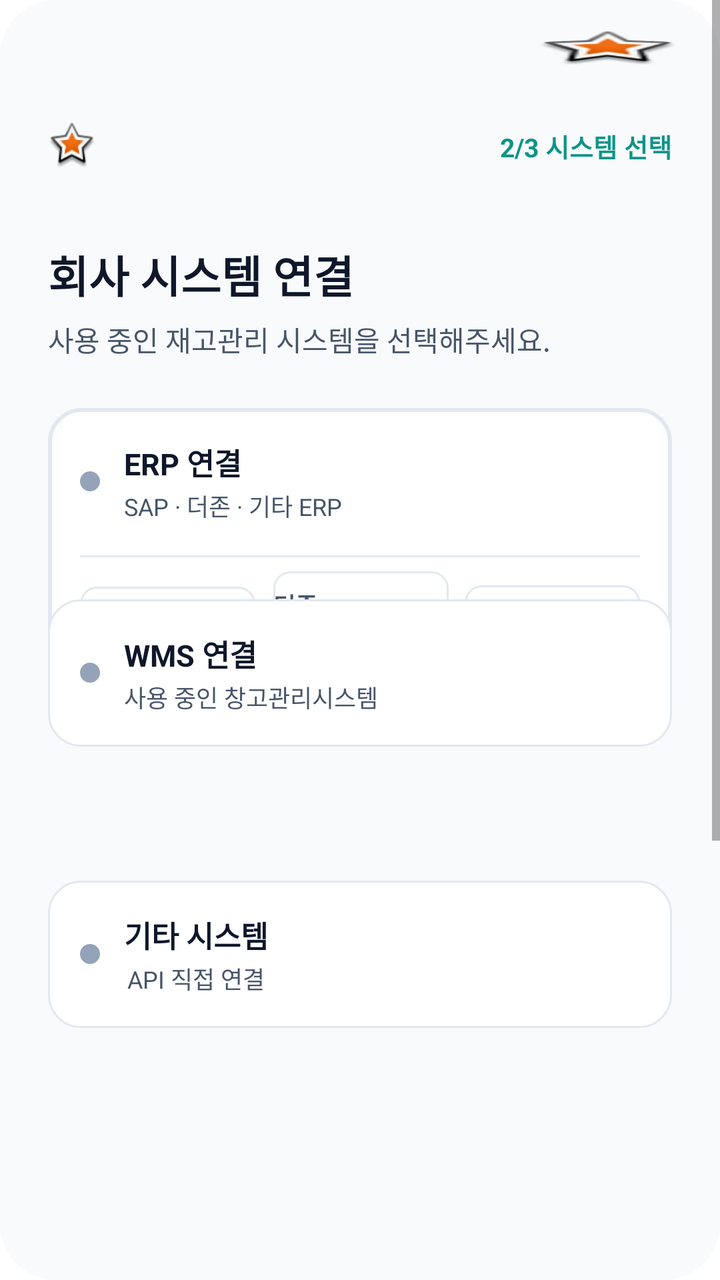
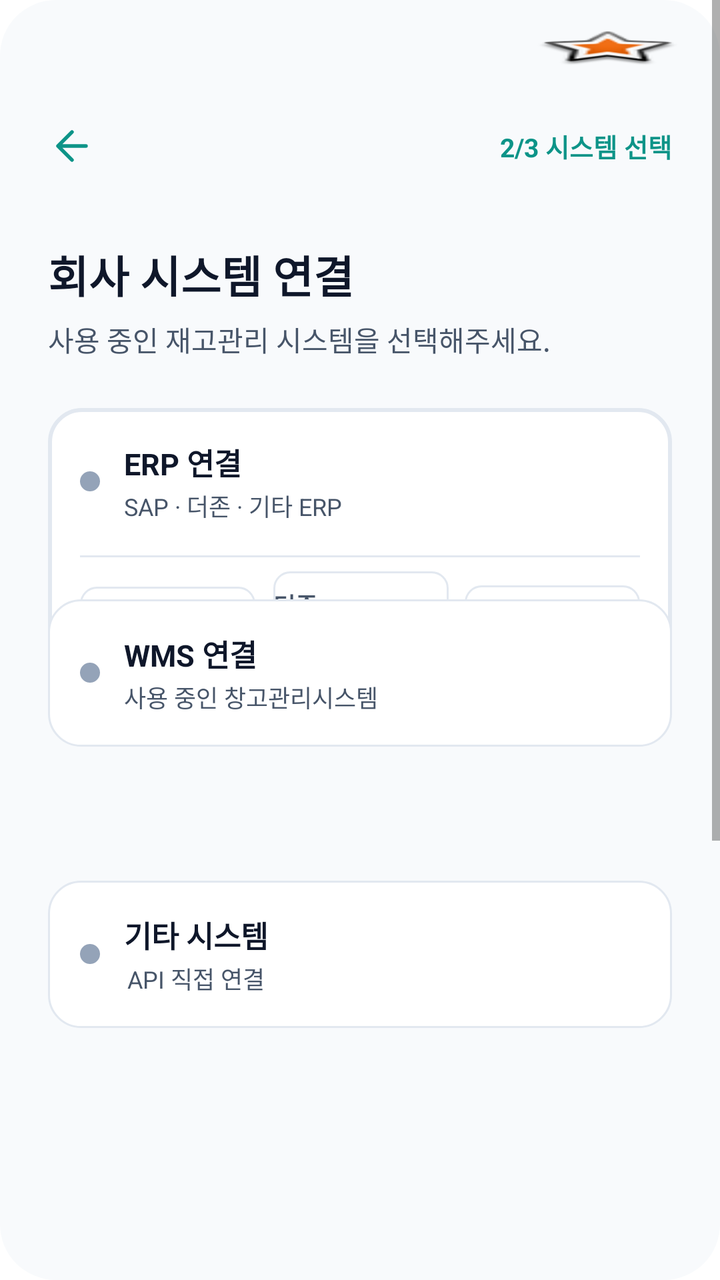

Before-and-after screenshots of an Android layout around one commit, followed by the original layout XML and the change that was made.
<!-- AndroidManifest.xml: application theme Theme.MaterialComponents.DayNight.NoActionBar -->
<!-- res/layout/activity_erp_wms_connection.xml -->
<LinearLayout 
	xmlns:android="http://schemas.android.com/apk/res/android"
	xmlns:tools="http://schemas.android.com/tools"
	xmlns:app="http://schemas.android.com/apk/res-auto"
	android:background="#FFFFFF"
	android:clipChildren="false"
	android:clipToPadding="false"
	android:orientation="vertical"
	android:layout_width="match_parent"
	android:layout_height="match_parent">
	<ScrollView 
		android:clipChildren="false"
		android:clipToPadding="false"
		android:id="@+id/rksduyt7mirj"
		android:layout_width="match_parent"
		android:layout_height="wrap_content"
		android:layout_weight="1"
		android:background="@drawable/cr28bf8fafc">
		<LinearLayout
			android:layout_width="match_parent"
			android:layout_height="match_parent"
			android:clipChildren="false"
			android:clipToPadding="false"
			android:orientation="vertical">
			<RelativeLayout
				android:id="@+id/rhbfp3yej1gj"
				android:layout_width="match_parent"
				android:layout_height="wrap_content"
				android:layout_marginBottom="67dp"
				android:clipChildren="false"
				android:clipToPadding="false"
				>
				<LinearLayout
					android:layout_width="match_parent"
					android:layout_height="wrap_content"
					android:clipChildren="false"
					android:clipToPadding="false"
					android:orientation="vertical">
					<LinearLayout
						android:id="@+id/rsy6yqknchj"
						android:layout_width="match_parent"
						android:layout_height="wrap_content"
						android:orientation="vertical">
						<LinearLayout
							android:id="@+id/rkconcichh6"
							android:layout_width="match_parent"
							android:layout_height="wrap_content"
							android:gravity="center_vertical"
							android:paddingVertical="15dp"
							android:paddingHorizontal="20dp"
							android:orientation="horizontal">
							<TextView
								android:id="@+id/rl2s6hoc8vx"
								android:textColor="#0F172A"
								android:textSize="14sp"
								android:textStyle="bold"
								android:layout_height="wrap_content"
								android:layout_width="wrap_content"
								android:text=""
							/>
							<View
								android:layout_width="0dp"
								android:layout_height="0dp"
								android:layout_weight="1"
							 />
							<ImageView
								android:id="@+id/r19yzeoke5nu"
								android:layout_width="72dp"
								android:layout_height="18dp"
								android:src="@android:drawable/star_big_on"
								android:scaleType="fitXY"
							/>
						</LinearLayout>
						<LinearLayout
							android:id="@+id/ryw9meetek2l"
							android:layout_width="match_parent"
							android:layout_height="wrap_content"
							android:gravity="center_vertical"
							android:paddingVertical="12dp"
							android:paddingHorizontal="24dp"
							android:orientation="horizontal">
							<ImageView
								android:id="@+id/r2lp9y0mkyrk"
								android:layout_width="24dp"
								android:layout_height="24dp"
								android:src="@android:drawable/star_big_on"
								android:scaleType="fitXY"
							/>
							<View
								android:layout_width="0dp"
								android:layout_height="0dp"
								android:layout_weight="1"
							 />
							<TextView
								android:id="@+id/rm06tuxc7b1"
								android:textColor="#0D9488"
								android:textSize="13sp"
								android:textStyle="bold"
								android:layout_height="wrap_content"
								android:layout_width="wrap_content"
								android:text="2/3 시스템 선택"
							/>
						</LinearLayout>
						<LinearLayout
							android:id="@+id/rymu389l3c9j"
							android:layout_width="match_parent"
							android:layout_height="wrap_content"
							android:padding="24dp"
							android:orientation="vertical">
							<LinearLayout
								android:id="@+id/r05ydl6a35ayu"
								android:layout_width="match_parent"
								android:layout_height="wrap_content"
								android:layout_marginBottom="24dp"
								android:orientation="vertical">
								<TextView
									android:id="@+id/r6dahj5k297"
									android:textColor="#0F172A"
									android:textSize="22sp"
									android:textStyle="bold"
									android:layout_marginBottom="6dp"
									android:layout_height="wrap_content"
									android:layout_width="wrap_content"
									android:text="회사 시스템 연결"
								/>
								<TextView
									android:id="@+id/r9optt85uxwu"
									android:textColor="#475569"
									android:textSize="14sp"
									android:layout_height="wrap_content"
									android:layout_width="wrap_content"
									android:text="사용 중인 재고관리 시스템을 선택해주세요."
								/>
							</LinearLayout>
							<LinearLayout
								android:id="@+id/rv5m1msvn52"
								android:layout_width="match_parent"
								android:layout_height="wrap_content"
								android:background="@drawable/se2e8f0sw2cr16bffffff"
								android:padding="16dp"
								android:orientation="vertical">
								<LinearLayout
									android:id="@+id/ryjclq3y0eh"
									android:layout_width="match_parent"
									android:layout_height="wrap_content"
									android:gravity="center_vertical"
									android:layout_marginBottom="12dp"
									android:orientation="horizontal">
									<LinearLayout
										android:id="@+id/r5tqdxvndvz6"
										android:layout_width="10dp"
										android:layout_height="10dp"
										android:background="@drawable/cr5b94a3b8"
										android:layout_marginEnd="12dp"
										android:orientation="vertical">
									</LinearLayout>
									<LinearLayout
										android:id="@+id/ryl9y833yxb"
										android:layout_width="wrap_content"
										android:layout_height="wrap_content"
										android:orientation="vertical">
										<TextView
											android:id="@+id/rif5sfngm4ho"
											android:textColor="#0F172A"
											android:textSize="15sp"
											android:textStyle="bold"
											android:layout_marginBottom="2dp"
											android:layout_marginEnd="57dp"
											android:layout_height="wrap_content"
											android:layout_width="wrap_content"
											android:text="ERP 연결"
										/>
										<TextView
											android:id="@+id/roet5r2ye57"
											android:textColor="#475569"
											android:textSize="12sp"
											android:layout_height="wrap_content"
											android:layout_width="wrap_content"
											android:text="SAP · 더존 · 기타 ERP"
										/>
									</LinearLayout>
								</LinearLayout>
								<LinearLayout
									android:id="@+id/rgvo0ig5kmcs"
									android:layout_width="match_parent"
									android:layout_height="wrap_content"
									android:paddingTop="4dp"
									android:orientation="vertical">
									<LinearLayout
										android:id="@+id/rr0dzzgwmkt"
										android:layout_width="match_parent"
										android:layout_height="1dp"
										android:background="#E2E8F0"
										android:layout_marginBottom="7dp"
										android:orientation="vertical">
									</LinearLayout>
									<LinearLayout
										android:id="@+id/rnvqlbgjn02"
										android:layout_width="match_parent"
										android:layout_height="wrap_content"
										android:gravity="center_vertical"
										android:orientation="horizontal">
										<LinearLayout
											android:id="@+id/r0gl8xlzc7ajj"
											android:layout_width="0dp"
											android:layout_height="wrap_content"
											android:layout_weight="1"
											android:gravity="center_horizontal"
											android:background="@drawable/se2e8f0sw1cr8bffffff"
											android:paddingVertical="8dp"
											android:layout_marginEnd="9dp"
											android:clickable="true"
											android:focusable="true"
											android:orientation="vertical">
											<TextView
												android:id="@+id/rb5ba6v84o29"
												android:textColor="#475569"
												android:textSize="12sp"
												android:textStyle="bold"
												android:layout_height="wrap_content"
												android:layout_width="wrap_content"
												android:text="SAP ERP"
											/>
										</LinearLayout>
										<LinearLayout
											android:id="@+id/rd0uqcl7pnu9"
											android:layout_width="0dp"
											android:layout_height="wrap_content"
											android:layout_weight="1"
											android:gravity="center_horizontal"
											android:background="@drawable/se2e8f0sw1cr8bffffff"
											android:paddingVertical="8dp"
											android:layout_marginEnd="8dp"
											android:clickable="true"
											android:focusable="true"
											android:orientation="vertical">
											<TextView
												android:id="@+id/rpjkspaytxm"
												android:textColor="#475569"
												android:textSize="12sp"
												android:textStyle="bold"
												android:layout_height="wrap_content"
												android:layout_width="wrap_content"
												android:text="더존 (DOUZONE)"
											/>
										</LinearLayout>
										<LinearLayout
											android:id="@+id/rekrkz67ppw"
											android:layout_width="0dp"
											android:layout_height="wrap_content"
											android:layout_weight="1"
											android:gravity="center_horizontal"
											android:background="@drawable/se2e8f0sw1cr8bffffff"
											android:paddingVertical="8dp"
											android:clickable="true"
											android:focusable="true"
											android:orientation="vertical">
											<TextView
												android:id="@+id/rdao2e5hm1k8"
												android:textColor="#475569"
												android:textSize="12sp"
												android:textStyle="bold"
												android:layout_height="wrap_content"
												android:layout_width="wrap_content"
												android:text="기타 ERP"
											/>
										</LinearLayout>
									</LinearLayout>
								</LinearLayout>
							</LinearLayout>
						</LinearLayout>
					</LinearLayout>
				</LinearLayout>
				<LinearLayout
					android:id="@+id/rzhfziub5zjl"
					android:layout_marginBottom="-55dp"
					android:layout_marginEnd="24dp"
					android:layout_marginStart="24dp"
					android:layout_alignParentBottom="true"
					android:layout_width="match_parent"
					android:layout_height="wrap_content"
					android:background="@drawable/se2e8f0sw1cr16bffffff"
					android:paddingVertical="16dp"
					android:paddingLeft="16dp"
					android:clipChildren="false"
					android:clipToPadding="false"
					android:orientation="vertical">
					<LinearLayout
						android:id="@+id/r9l5drp1muyv"
						android:layout_width="wrap_content"
						android:layout_height="wrap_content"
						android:gravity="center_vertical"
						android:clipChildren="false"
						android:clipToPadding="false"
						android:orientation="horizontal">
						<LinearLayout
							android:id="@+id/rsogsvjjlusc"
							android:layout_width="10dp"
							android:layout_height="10dp"
							android:background="@drawable/cr5b94a3b8"
							android:layout_marginEnd="12dp"
							android:clipChildren="false"
							android:clipToPadding="false"
							android:orientation="vertical">
						</LinearLayout>
						<LinearLayout
							android:id="@+id/rkahq7f9t9og"
							android:layout_width="wrap_content"
							android:layout_height="wrap_content"
							android:clipChildren="false"
							android:clipToPadding="false"
							android:orientation="vertical">
							<TextView
								android:id="@+id/rq4b1ne40biq"
								android:textColor="#0F172A"
								android:textSize="15sp"
								android:textStyle="bold"
								android:layout_marginBottom="2dp"
								android:layout_marginEnd="61dp"
								android:layout_height="wrap_content"
								android:layout_width="wrap_content"
								android:text="WMS 연결"
							/>
							<TextView
								android:id="@+id/rqnczfv6w95e"
								android:textColor="#475569"
								android:textSize="12sp"
								android:layout_height="wrap_content"
								android:layout_width="wrap_content"
								android:text="사용 중인 창고관리시스템"
							/>
						</LinearLayout>
					</LinearLayout>
				</LinearLayout>
			</RelativeLayout>
			<LinearLayout
				android:id="@+id/r5004qjizn9m"
				android:layout_width="match_parent"
				android:layout_height="wrap_content"
				android:gravity="center_vertical"
				android:background="@drawable/se2e8f0sw1cr16bffffff"
				android:paddingVertical="16dp"
				android:paddingLeft="16dp"
				android:layout_marginBottom="292dp"
				android:layout_marginHorizontal="24dp"
				android:clipChildren="false"
				android:clipToPadding="false"
				android:orientation="horizontal">
				<LinearLayout
					android:id="@+id/rvmggyl6lnjn"
					android:layout_width="10dp"
					android:layout_height="10dp"
					android:background="@drawable/cr5b94a3b8"
					android:layout_marginEnd="12dp"
					android:clipChildren="false"
					android:clipToPadding="false"
					android:orientation="vertical">
				</LinearLayout>
				<LinearLayout
					android:id="@+id/ru909uc9uv2g"
					android:layout_width="wrap_content"
					android:layout_height="wrap_content"
					android:gravity="center_horizontal"
					android:clipChildren="false"
					android:clipToPadding="false"
					android:orientation="vertical">
					<TextView
						android:id="@+id/rssz4sokz8o"
						android:textColor="#0F172A"
						android:textSize="15sp"
						android:textStyle="bold"
						android:layout_marginBottom="2dp"
						android:layout_height="wrap_content"
						android:layout_width="wrap_content"
						android:text="기타 시스템"
					/>
					<TextView
						android:id="@+id/r8p6utujum1"
						android:textColor="#475569"
						android:textSize="12sp"
						android:layout_height="wrap_content"
						android:layout_width="wrap_content"
						android:text="API 직접 연결"
					/>
				</LinearLayout>
			</LinearLayout>
			<LinearLayout
				android:id="@+id/r06tdkfc72e7u"
				android:layout_width="match_parent"
				android:layout_height="wrap_content"
				android:gravity="center_horizontal"
				android:paddingVertical="24dp"
				android:clipChildren="false"
				android:clipToPadding="false"
				android:orientation="vertical">
				<LinearLayout
					android:id="@+id/rhxgafg3j5yk"
					android:layout_width="match_parent"
					android:layout_height="wrap_content"
					android:gravity="center_horizontal"
					android:background="@drawable/cr14b0d9488"
					android:paddingVertical="16dp"
					android:layout_marginBottom="14dp"
					android:layout_marginHorizontal="24dp"
					android:elevation="12dp"
					android:clipChildren="false"
					android:clipToPadding="false"
					android:clickable="true"
					android:focusable="true"
					android:orientation="vertical">
					<TextView
						android:id="@+id/rukdgz8vwhac"
						android:textColor="#FFFFFF"
						android:textSize="16sp"
						android:textStyle="bold"
						android:layout_height="wrap_content"
						android:layout_width="wrap_content"
						android:text="관리자에게 연결 요청"
					/>
				</LinearLayout>
				<TextView
					android:id="@+id/rpgdybouru5g"
					android:textColor="#475569"
					android:textSize="13sp"
					android:textStyle="bold"
					android:layout_marginBottom="14dp"
					android:layout_height="wrap_content"
					android:layout_width="wrap_content"
					android:text="직접 연결 설정"
				/>
				<TextView
					android:id="@+id/r4ipni1r0ea"
					android:textColor="#94A3B8"
					android:textSize="12sp"
					android:layout_height="wrap_content"
					android:layout_width="wrap_content"
					android:text="관리자가 연결을 승인하면 자동으로 데이터가 동기화됩니다."
				/>
			</LinearLayout>
		</LinearLayout>
	</ScrollView>
</LinearLayout>
<!-- resources referenced by this layout -->
<resources>
  <!-- drawable cr14b0d9488 (drawable) -->
  <?xml version="1.0" encoding="UTF-8"?>
  <shape
  	xmlns:android="http://schemas.android.com/apk/res/android">
  	<solid
  		android:color="#0D9488"
  	/>
  	<corners
  		android:radius="14dp"
  	/>      
  </shape>
  <!-- drawable cr28bf8fafc (drawable) -->
  <?xml version="1.0" encoding="UTF-8"?>
  <shape
  	xmlns:android="http://schemas.android.com/apk/res/android">
  	<solid
  		android:color="#F8FAFC"
  	/>
  	<corners
  		android:radius="28dp"
  	/>      
  </shape>
  <!-- drawable cr5b94a3b8 (drawable) -->
  <?xml version="1.0" encoding="UTF-8"?>
  <shape
  	xmlns:android="http://schemas.android.com/apk/res/android">
  	<solid
  		android:color="#94A3B8"
  	/>
  	<corners
  		android:radius="5dp"
  	/>      
  </shape>
  <!-- drawable se2e8f0sw1cr16bffffff (drawable) -->
  <?xml version="1.0" encoding="UTF-8"?>
  <shape
  	xmlns:android="http://schemas.android.com/apk/res/android">
  	<solid
  		android:color="#FFFFFF"
  	/>
  	<stroke
  		android:color="#E2E8F0"
  		android:width="1dp"
  	/>       
  	<corners
  		android:radius="16dp"
  	/>      
  </shape>
  <!-- drawable se2e8f0sw1cr8bffffff (drawable) -->
  <?xml version="1.0" encoding="UTF-8"?>
  <shape
  	xmlns:android="http://schemas.android.com/apk/res/android">
  	<solid
  		android:color="#FFFFFF"
  	/>
  	<stroke
  		android:color="#E2E8F0"
  		android:width="1dp"
  	/>       
  	<corners
  		android:radius="8dp"
  	/>      
  </shape>
  <!-- drawable se2e8f0sw2cr16bffffff (drawable) -->
  <?xml version="1.0" encoding="UTF-8"?>
  <shape
  	xmlns:android="http://schemas.android.com/apk/res/android">
  	<solid
  		android:color="#FFFFFF"
  	/>
  	<stroke
  		android:color="#E2E8F0"
  		android:width="2dp"
  	/>       
  	<corners
  		android:radius="16dp"
  	/>      
  </shape>
</resources>

<!-- the commit's change to res/layout/activity_erp_wms_connection.xml (unified diff, before → after) -->
@@ -83,8 +83,8 @@
 								android:id="@+id/r2lp9y0mkyrk"
 								android:layout_width="24dp"
 								android:layout_height="24dp"
-								android:src="@android:drawable/star_big_on"
-								android:scaleType="fitXY"
+								android:src="@drawable/ic_inven_back"
+								android:scaleType="fitCenter"
 							/>
 							<View
 								android:layout_width="0dp"
<!-- resource entries referenced after the edit -->
@@ -33,6 +33,14 @@
   		android:radius="5dp"
   	/>      
   </shape>
+  <!-- drawable ic_inven_back (drawable) -->
+  <vector xmlns:android="http://schemas.android.com/apk/res/android"
+      android:width="24dp" android:height="24dp"
+      android:viewportWidth="24" android:viewportHeight="24">
+      <path android:fillColor="#00000000" android:strokeColor="#0D9488"
+          android:strokeWidth="1.8" android:strokeLineCap="round" android:strokeLineJoin="round"
+          android:pathData="M19,12 H5 M12,5 L5,12 L12,19" />
+  </vector>
   <!-- drawable se2e8f0sw1cr16bffffff (drawable) -->
   <?xml version="1.0" encoding="UTF-8"?>
   <shape
